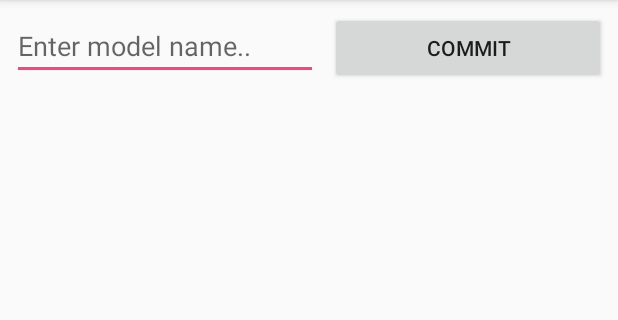
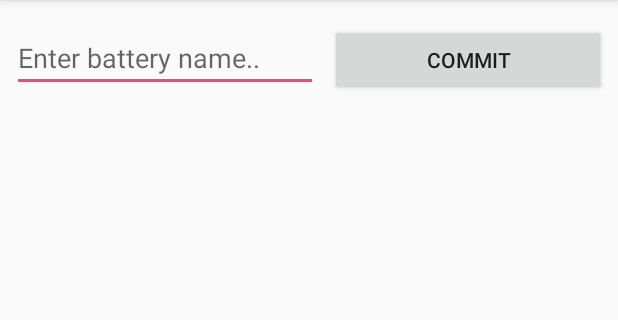
Before and after one commit to petereneric/mobile-box-apps, an Android app: the fragment Fragment_Request_Name_Battery shown on its own in the app's theme, on a phone screen of 412 x 824 dp, the part 84-404 px from its top. Run offline under Robolectric (Android 15) with nearby library versions, the phone set to English and light mode, and no system bars; our stand-ins replace Volley; 1 statement that could not run was skipped.

Commit message:
12.06.18

```diff
--- /dev/null
+++ b/app/src/main/java/com/example/ericschumacher/bouncer/Adapter/Adapter_SearchResults.java
@@ -0,0 +1,82 @@
+package com.example.ericschumacher.bouncer.Adapter;
+
+import android.content.Context;
+import android.support.v7.widget.RecyclerView;
+import android.view.LayoutInflater;
+import android.view.View;
+import android.view.ViewGroup;
+import android.widget.TextView;
+
+import com.example.ericschumacher.bouncer.Interfaces.Interface_SearchResults;
+import com.example.ericschumacher.bouncer.Objects.Object_SearchResult;
+import com.example.ericschumacher.bouncer.R;
+
+import java.util.ArrayList;
+
+/**
+ * Created by Eric Schumacher on 07.06.2018.
+ */
+
+public class Adapter_SearchResults extends RecyclerView.Adapter<RecyclerView.ViewHolder> {
+
+    // Data
+    Context Context;
+    ArrayList<Object_SearchResult> lSearchResults;
+    Interface_SearchResults iSearchResults;
+
+    public Adapter_SearchResults(Context context, ArrayList<Object_SearchResult> list, Interface_SearchResults i) {
+        Context = context;
+        lSearchResults = list;
+        iSearchResults = i;
+    }
+
+    @Override
+    public RecyclerView.ViewHolder onCreateViewHolder(ViewGroup parent, int viewType) {
+        ViewHolder_SearchResult h = new ViewHolder_SearchResult(LayoutInflater.from(Context).inflate(R.layout.item_searchresult, parent, false), new Interface_Click() {
+            @Override
+            public void onClick(int position) {
+                iSearchResults.onResultClick(lSearchResults.get(position));
+            }
+        });
+        return h;
+    }
+
+    @Override
+    public void onBindViewHolder(RecyclerView.ViewHolder holder, int position) {
+        ViewHolder_SearchResult h = (ViewHolder_SearchResult)holder;
+        h.tvResult.setText(lSearchResults.get(position).getName());
+    }
+
+    @Override
+    public int getItemCount() {
+        return lSearchResults.size();
+    }
+
+    public void update(ArrayList<Object_SearchResult> list) {
+        lSearchResults = list;
+        notifyDataSetChanged();
+    }
+
+    private class ViewHolder_SearchResult extends RecyclerView.ViewHolder implements View.OnClickListener {
+
+        TextView tvResult;
+        Interface_Click iClick;
+
+        public ViewHolder_SearchResult(View itemView, Interface_Click i) {
+            super(itemView);
+
+            iClick = i;
+            tvResult = itemView.findViewById(R.id.tvResult);
+            tvResult.setOnClickListener(this);
+        }
+
+        @Override
+        public void onClick(View view) {
+            iClick.onClick(getAdapterPosition());
+        }
+    }
+
+    private interface Interface_Click {
+        public void onClick(int position);
+    }
+}
--- a/app/src/main/java/com/example/ericschumacher/bouncer/Constants/Constants_Extern.java
+++ b/app/src/main/java/com/example/ericschumacher/bouncer/Constants/Constants_Extern.java
@@ -14,6 +14,7 @@ public class Constants_Extern {
 
     // Response
     public final static String ID_MODEL = "ID_MODEL";
+    public final static String ID_BATTERY = "ID_BATTERY";
     public final static String ID = "ID";
     public final static String NAME = "NAME";
     public final static String EXPLOITATION = "EXPLOITATION";
--- a/app/src/main/java/com/example/ericschumacher/bouncer/Fragments/Fragment_Request/Fragment_Request_Input.java
+++ b/app/src/main/java/com/example/ericschumacher/bouncer/Fragments/Fragment_Request/Fragment_Request_Input.java
@@ -3,16 +3,27 @@ package com.example.ericschumacher.bouncer.Fragments.Fragment_Request;
 import android.os.Bundle;
 import android.support.annotation.Nullable;
 import android.support.v4.app.Fragment;
+import android.support.v7.widget.LinearLayoutManager;
+import android.support.v7.widget.RecyclerView;
 import android.text.Editable;
 import android.text.TextWatcher;
 import android.view.LayoutInflater;
 import android.view.View;
 import android.view.ViewGroup;
+import android.view.WindowManager;
 import android.widget.Button;
 import android.widget.EditText;
 
+import com.example.ericschumacher.bouncer.Adapter.Adapter_Request_Choice;
+import com.example.ericschumacher.bouncer.Adapter.Adapter_SearchResults;
+import com.example.ericschumacher.bouncer.Constants.Constants_Intern;
+import com.example.ericschumacher.bouncer.Interfaces.Interface_SearchResults;
 import com.example.ericschumacher.bouncer.Interfaces.Interface_Selection;
+import com.example.ericschumacher.bouncer.Objects.Object_SearchResult;
 import com.example.ericschumacher.bouncer.R;
+import com.example.ericschumacher.bouncer.Utilities.Utility_Network;
+
+import java.util.ArrayList;
 
 /**
  * Created by Eric Schumacher on 22.05.2018.
@@ -22,11 +33,18 @@ public class Fragment_Request_Input extends Fragment implements View.OnClickList
 
     // Layout
     View Layout;
-    EditText etModel;
+    EditText etInput;
     Button bCommit;
+    RecyclerView rSearchResults;
+
+    // Adapter
+    Adapter_SearchResults aSearchResults;
 
     // Interface
     Interface_Selection iSelection;
+
+    // Utility
+    Utility_Network uNetwork;
 
     @Nullable
     @Override
@@ -36,27 +54,34 @@ public class Fragment_Request_Input extends Fragment implements View.OnClickList
         setLayout();
         handleInteraction();
 
+        // Utility
+        uNetwork = new Utility_Network(getActivity());
+
         // Interface
         iSelection = (Interface_Selection)getActivity();
+
+        // RecyclerView
+        rSearchResults.setLayoutManager(new LinearLayoutManager(getActivity()));
+        aSearchResults = new Adapter_SearchResults(getActivity(), new ArrayList<Object_SearchResult>(), new Interface_SearchResults() {
+            @Override
+            public void onResultClick(Object_SearchResult o) {
+                etInput.setText(o.getName());
+            }
+        });
+        rSearchResults.setAdapter(aSearchResults);
 
         return Layout;
     }
 
     // Layout
     private void setLayout() {
-        etModel = Layout.findViewById(R.id.et_name);
+        etInput = Layout.findViewById(R.id.et_name);
         bCommit = Layout.findViewById(R.id.b_commit);
+        rSearchResults = Layout.findViewById(R.id.recycler_view);
     }
 
     private void handleInteraction() {
         bCommit.setOnClickListener(this);
-        etModel.addTextChangedListener(new TextWatcher() {
-            @Override public void beforeTextChanged(CharSequence charSequence, int i, int i1, int i2) {}
-            @Override public void onTextChanged(CharSequence charSequence, int i, int i1, int i2) {}
-            @Override public void afterTextChanged(Editable editable) {
-                // RecyclerView with suggestionss
-            }
-        });
     }
 
     @Override
--- a/app/src/main/java/com/example/ericschumacher/bouncer/Fragments/Fragment_Request/Fragment_Request_Name_Battery.java
+++ b/app/src/main/java/com/example/ericschumacher/bouncer/Fragments/Fragment_Request/Fragment_Request_Name_Battery.java
@@ -1,8 +1,20 @@
 package com.example.ericschumacher.bouncer.Fragments.Fragment_Request;
 
+import android.content.Context;
+import android.os.Bundle;
+import android.support.annotation.Nullable;
+import android.text.Editable;
+import android.text.TextWatcher;
+import android.view.LayoutInflater;
 import android.view.View;
+import android.view.ViewGroup;
+import android.view.inputmethod.InputMethodManager;
 
+import com.example.ericschumacher.bouncer.Interfaces.Interface_VolleyCallback_ArrayList_Input;
+import com.example.ericschumacher.bouncer.Objects.Object_SearchResult;
 import com.example.ericschumacher.bouncer.R;
+
+import java.util.ArrayList;
 
 /**
  * Created by Eric Schumacher on 23.05.2018.
@@ -10,11 +22,45 @@ import com.example.ericschumacher.bouncer.R;
 
 public class Fragment_Request_Name_Battery extends Fragment_Request_Input {
 
+    @Nullable
+    @Override
+    public View onCreateView(LayoutInflater inflater, @Nullable ViewGroup container, @Nullable Bundle savedInstanceState) {
+        View layout = super.onCreateView(inflater, container, savedInstanceState);
+        etInput.setHint(getString(R.string.hint_battery_name));
+
+        etInput.addTextChangedListener(new TextWatcher() {
+            @Override
+            public void beforeTextChanged(CharSequence charSequence, int i, int i1, int i2) {
+
+            }
+
+            @Override
+            public void onTextChanged(CharSequence charSequence, int i, int i1, int i2) {
+
+            }
+
+            @Override
+            public void afterTextChanged(Editable editable) {
+                uNetwork.getMatchingBatteries(iSelection.getModel().getId(), editable.toString(), new Interface_VolleyCallback_ArrayList_Input() {
+                    @Override
+                    public void onSuccess(ArrayList<Object_SearchResult> list) {
+                        aSearchResults.update(list);
+                    }
+                });
+            }
+        });
+
+        return layout;
+
+    }
+
     @Override
     public void onClick(View view) {
         switch (view.getId()) {
             case R.id.b_commit:
-                iSelection.checkBattery(etModel.getText().toString());
+                iSelection.checkBattery(etInput.getText().toString());
+                InputMethodManager imm = (InputMethodManager) getActivity().getSystemService(Context.INPUT_METHOD_SERVICE);
+                imm.hideSoftInputFromWindow(etInput.getWindowToken(), 0);
                 break;
         }
     }
--- a/app/src/main/java/com/example/ericschumacher/bouncer/Fragments/Fragment_Request_Exploitation.java
+++ b/app/src/main/java/com/example/ericschumacher/bouncer/Fragments/Fragment_Request_Exploitation.java
@@ -56,7 +56,7 @@ public class Fragment_Request_Exploitation extends Fragment implements View.OnCl
         switch (view.getId()) {
             case R.id.b_recycling:
                 iSelection.exploitRecycling(getArguments().getInt(Constants_Intern.SELECTION_ID_MODEL));
-                iSelection.reset();
+                iSelection.startFragmentResult(getString(R.string.recycling));
                 break;
             case R.id.b_reuse:
                 iSelection.exploitReuse(getArguments().getInt(Constants_Intern.SELECTION_ID_MODEL));
--- /dev/null
+++ b/app/src/main/java/com/example/ericschumacher/bouncer/Interfaces/Interface_SearchResults.java
@@ -0,0 +1,11 @@
+package com.example.ericschumacher.bouncer.Interfaces;
+
+import com.example.ericschumacher.bouncer.Objects.Object_SearchResult;
+
+/**
+ * Created by Eric Schumacher on 12.06.2018.
+ */
+
+public interface Interface_SearchResults {
+    public void onResultClick(Object_SearchResult o);
+}
--- a/app/src/main/java/com/example/ericschumacher/bouncer/Interfaces/Interface_Selection.java
+++ b/app/src/main/java/com/example/ericschumacher/bouncer/Interfaces/Interface_Selection.java
@@ -1,4 +1,9 @@
 package com.example.ericschumacher.bouncer.Interfaces;
+
+import com.example.ericschumacher.bouncer.Objects.Object_Model;
+import com.example.ericschumacher.bouncer.Objects.Object_SearchResult;
+
+import java.util.ArrayList;
 
 /**
  * Created by Eric Schumacher on 21.05.2018.
@@ -13,4 +18,6 @@ public interface Interface_Selection {
     void checkBattery (String name);
     void checkDetails();
     void reset();
+    Object_Model getModel();
+    void startFragmentResult(String result);
 }
--- /dev/null
+++ b/app/src/main/java/com/example/ericschumacher/bouncer/Interfaces/Interface_VolleyCallback_ArrayList_Input.java
@@ -0,0 +1,14 @@
+package com.example.ericschumacher.bouncer.Interfaces;
+
+import com.example.ericschumacher.bouncer.Objects.Object_Choice;
+import com.example.ericschumacher.bouncer.Objects.Object_SearchResult;
+
+import java.util.ArrayList;
+
+/**
+ * Created by Eric Schumacher on 12.06.2018.
+ */
+
+public interface Interface_VolleyCallback_ArrayList_Input {
+    public void onSuccess(ArrayList<Object_SearchResult> list);
+}
--- a/app/src/main/res/layout/fragment_request_input.xml
+++ b/app/src/main/res/layout/fragment_request_input.xml
@@ -12,21 +12,23 @@
         android:layout_height="wrap_content"
         android:layout_marginEnd="8dp"
         android:layout_marginStart="8dp"
-        android:layout_marginTop="8dp"
+        android:layout_marginTop="16dp"
         android:hint="@string/hint_model_name"
         app:layout_constraintEnd_toStartOf="@+id/guideline_vertical"
+        app:layout_constraintHorizontal_bias="0.0"
         app:layout_constraintStart_toStartOf="parent"
         app:layout_constraintTop_toTopOf="parent" />
 
     <Button
         android:id="@+id/b_commit"
         android:layout_width="0dp"
-        android:layout_height="48dp"
+        android:layout_height="wrap_content"
         android:layout_marginEnd="8dp"
         android:layout_marginStart="8dp"
-        android:layout_marginTop="8dp"
+        android:layout_marginTop="16dp"
         android:text="@string/commit"
         app:layout_constraintEnd_toEndOf="parent"
+        app:layout_constraintHorizontal_bias="0.0"
         app:layout_constraintStart_toEndOf="@+id/et_name"
         app:layout_constraintTop_toTopOf="parent" />
 
@@ -39,16 +41,15 @@
 
     <android.support.v7.widget.RecyclerView
         android:id="@+id/recycler_view"
-        android:layout_width="368dp"
-        android:layout_height="366dp"
+        android:layout_width="0dp"
+        android:layout_height="0dp"
         android:layout_marginBottom="8dp"
         android:layout_marginEnd="8dp"
         android:layout_marginStart="8dp"
-        android:layout_marginTop="8dp"
         app:layout_constraintBottom_toBottomOf="parent"
         app:layout_constraintEnd_toEndOf="parent"
         app:layout_constraintHorizontal_bias="0.0"
         app:layout_constraintStart_toStartOf="parent"
-        app:layout_constraintTop_toTopOf="parent" />
+        app:layout_constraintTop_toBottomOf="@+id/b_commit" />
 
 </android.support.constraint.ConstraintLayout>
```
Also changed, not shown: app/src/main/java/com/example/ericschumacher/bouncer/Activities/MainActivity.java (+65 -12 lines), app/src/main/java/com/example/ericschumacher/bouncer/Adapter/Adapter_Request_Input.java (deleted, +0 -25 lines), app/src/main/java/com/example/ericschumacher/bouncer/Fragments/Fragment_Request/Fragment_Request_Name_Model.java (+55 -1 lines), app/src/main/java/com/example/ericschumacher/bouncer/Objects/Object_SearchResult.java (added, +69 -0 lines), app/src/main/java/com/example/ericschumacher/bouncer/Utilities/Utility_Network.java (+66 -10 lines), app/src/main/res/layout/item_searchresult.xml (added, +20 -0 lines), app/src/main/res/values/strings.xml (+5 -2 lines).
